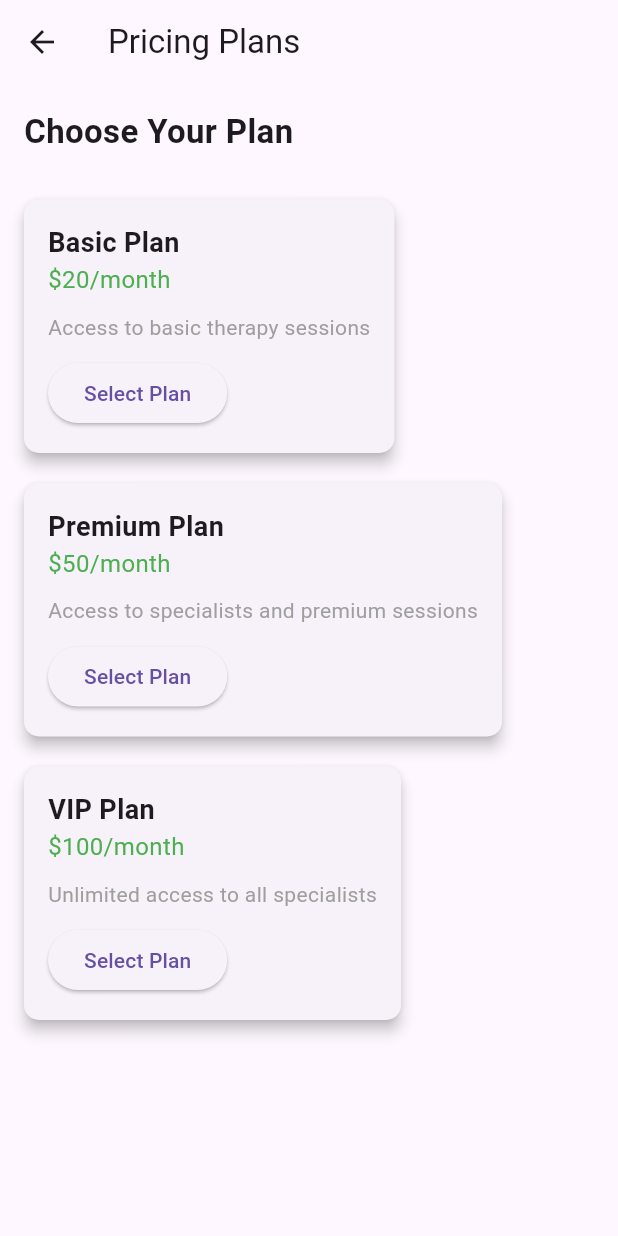
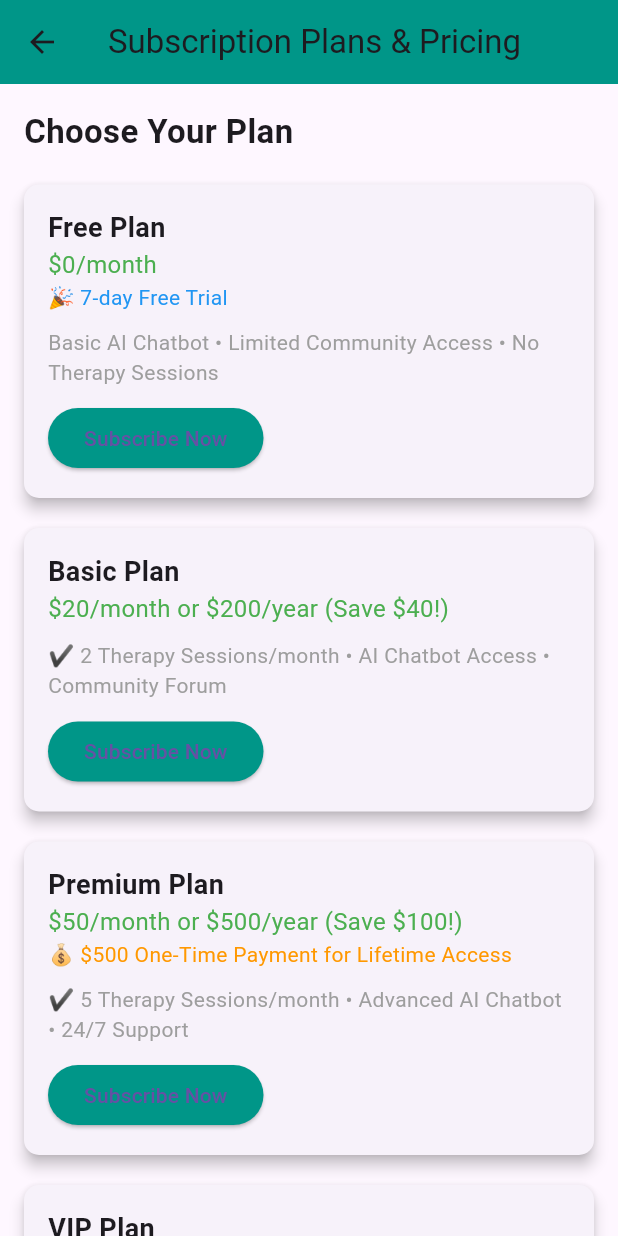
Before and after one commit to Ranumi123/MindBridge, a Flutter app: the PricingScreen screen opened directly, on a phone screen of 412 x 824 dp. Run offline on Flutter 3.47's test engine with Material 3 defaults, Android fonts, the phone set to English and light mode, and no system bars; our stand-ins replace cached_network_image, flutter_animate, flutter_svg, google_fonts.

Commit message:
update the pricing plan

```diff
--- a/mind_bridge/lib/views/therapist_dashboard/pricing_screen.dart
+++ b/mind_bridge/lib/views/therapist_dashboard/pricing_screen.dart
@@ -4,40 +4,62 @@ class PricingScreen extends StatelessWidget {
   @override
   Widget build(BuildContext context) {
     return Scaffold(
-      appBar: AppBar(title: Text('Pricing Plans')),
-      body: Padding(
+      appBar: AppBar(
+          title: Text('Subscription Plans & Pricing'),
+          backgroundColor: Colors.teal),
+      body: SingleChildScrollView(
         padding: EdgeInsets.all(16.0),
         child: Column(
           crossAxisAlignment: CrossAxisAlignment.start,
           children: [
-            Text(
-              'Choose Your Plan',
-              style: TextStyle(fontSize: 22, fontWeight: FontWeight.bold),
+            Text('Choose Your Plan',
+                style: TextStyle(fontSize: 22, fontWeight: FontWeight.bold)),
+            SizedBox(height: 10),
+
+            // Plan Cards
+            _buildPlanCard(
+              'Free Plan',
+              '\$0/month',
+              'Basic AI Chatbot • Limited Community Access • No Therapy Sessions',
+              trial: '7-day Free Trial',
+            ),
+            _buildPlanCard(
+              'Basic Plan',
+              '\$20/month or \$200/year (Save \$40!)',
+              '✔ 2 Therapy Sessions/month • AI Chatbot Access • Community Forum',
+            ),
+            _buildPlanCard(
+              'Premium Plan',
+              '\$50/month or \$500/year (Save \$100!)',
+              '✔ 5 Therapy Sessions/month • Advanced AI Chatbot • 24/7 Support',
+              oneTime: '\$500 One-Time Payment for Lifetime Access',
+            ),
+            _buildPlanCard(
+              'VIP Plan',
+              '\$100/month or \$1000/year (Save \$200!)',
+              '✔ Unlimited Therapy Sessions • Personalized Mood Tracking • Webinars',
             ),
 
             SizedBox(height: 20),
-            _buildPlanCard(
-              'Basic Plan',
-              '\$20/month',
-              'Access to basic therapy sessions',
-            ),
-            _buildPlanCard(
-              'Premium Plan',
-              '\$50/month',
-              'Access to specialists and premium sessions',
-            ),
-            _buildPlanCard(
-              'VIP Plan',
-              '\$100/month',
-              'Unlimited access to all specialists',
-            ),
+            // _buildFeatureComparison(),
+            // SizedBox(height: 20),
+
+            // // Payment Options
+            // _buildPaymentOptions(),
+
+            // // FAQ Section
+            // _buildFAQ(),
+
+            SizedBox(height: 20),
           ],
         ),
       ),
     );
   }
 
-  Widget _buildPlanCard(String title, String price, String description) {
+  // Plan Card Widget
+  Widget _buildPlanCard(String title, String price, String features,
+      {String? trial, String? oneTime}) {
     return Card(
       elevation: 4,
       margin: EdgeInsets.symmetric(vertical: 10),
@@ -47,18 +69,21 @@ class PricingScreen extends StatelessWidget {
         child: Column(
           crossAxisAlignment: CrossAxisAlignment.start,
           children: [
-            Text(
-              title,
-              style: TextStyle(fontSize: 18, fontWeight: FontWeight.bold),
+            Text(title,
+                style: TextStyle(fontSize: 18, fontWeight: FontWeight.bold)),
+            Text(price, style: TextStyle(fontSize: 16, color: Colors.green)),
+            if (trial != null)
+              Text('🎉 $trial', style: TextStyle(color: Colors.blue)),
+            if (oneTime != null)
+              Text('💰 $oneTime', style: TextStyle(color: Colors.orange)),
+            SizedBox(height: 10),
+            Text(features, style: TextStyle(fontSize: 14, color: Colors.grey)),
+            SizedBox(height: 10),
+            ElevatedButton(
+              onPressed: () {},
+              child: Text('Subscribe Now'),
+              style: ElevatedButton.styleFrom(backgroundColor: Colors.teal),
             ),
-            Text(price, style: TextStyle(fontSize: 16, color: Colors.green)),
-            SizedBox(height: 10),
-            Text(
-              description,
-              style: TextStyle(fontSize: 14, color: Colors.grey),
-            ),
-            SizedBox(height: 10),
-            ElevatedButton(onPressed: () {}, child: Text('Select Plan')),
           ],
         ),
       ),
```
